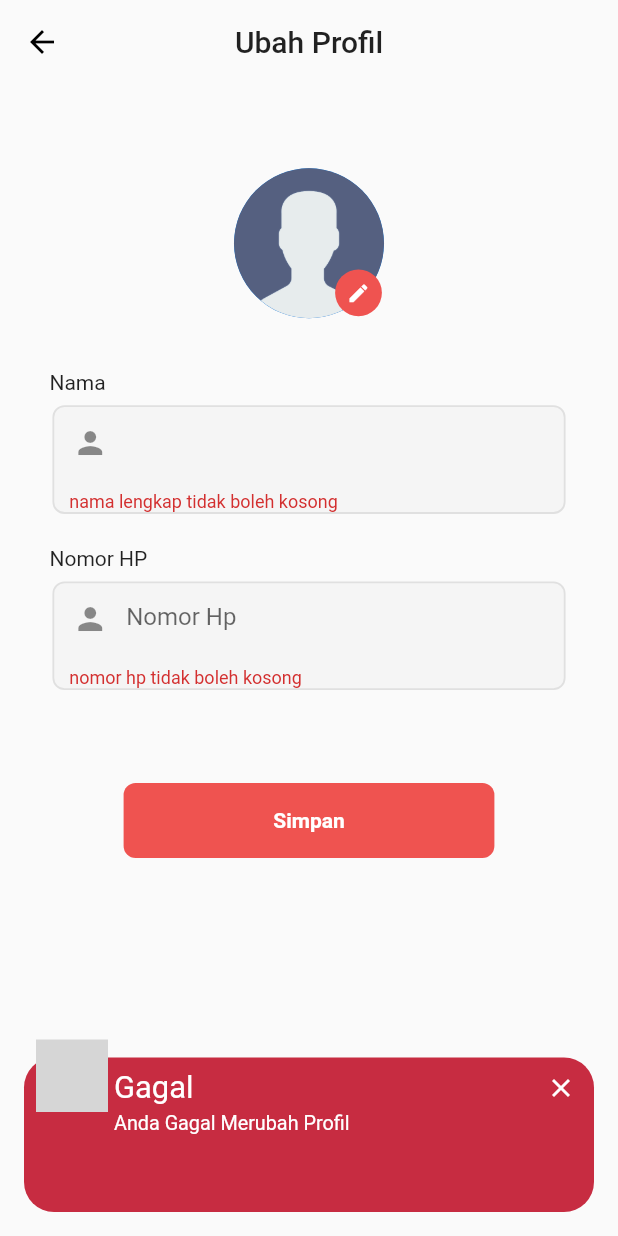
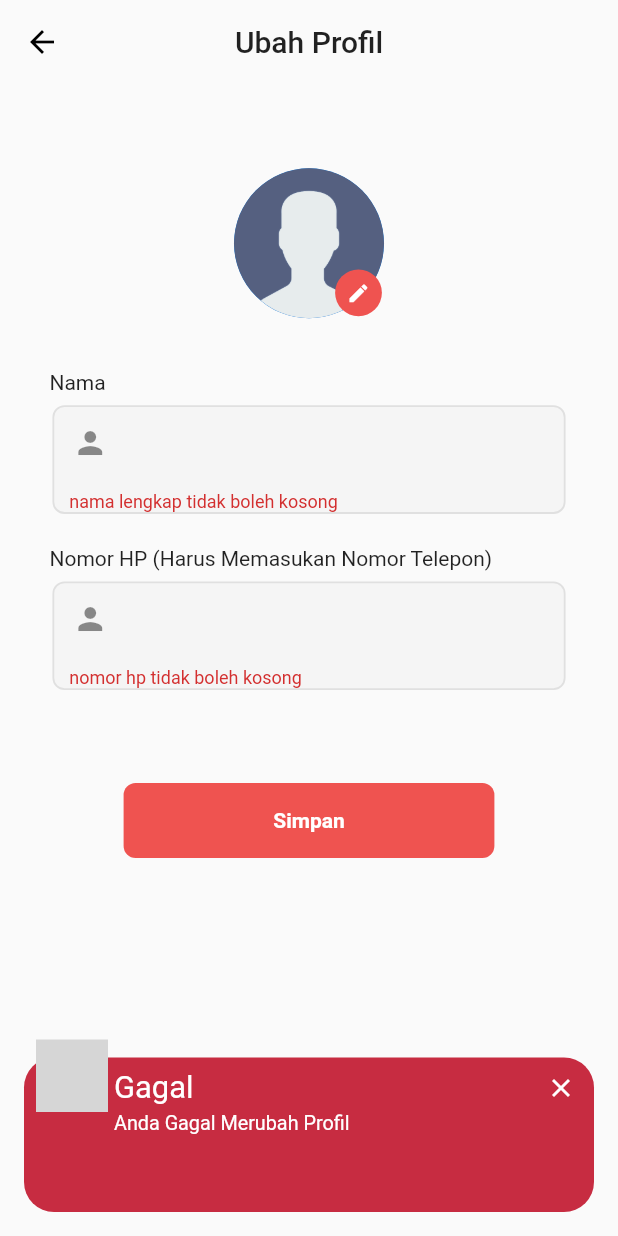
Before and after one commit to MaulanaAkbarF/E-DAMKAR_A2-A3, a Flutter app: the EditProfilePage screen opened directly, after a tap on "Simpan", on a phone screen of 412 x 824 dp. Run offline on Flutter 3.47's test engine with Material 2 defaults, Android fonts, the phone set to English and light mode, and no system bars; drawn by our look-alikes of awesome_snackbar_content; our stand-ins replace carousel_slider, flutter_svg, fluttertoast, geocoding, geolocator, google_maps_flutter and 7 more; missing offline and left inert: dart:ffi; accounts and stored records are empty; grey boxes are pictures that could not be loaded.

Commit message:
Perbaikan profil

```diff
--- a/lib/pages/ubahProfil.dart
+++ b/lib/pages/ubahProfil.dart
@@ -27,21 +27,28 @@ class _EditProfilePageState extends State<EditProfilePage> {
   var Name = 'user1';
   var UserPic = "";
   var _email = "";
+  var nohp = "";
 
   late final _idUser = "";
 
   TextEditingController? getNama;
-  TextEditingController? getnoHp;
+  //TextEditingController? getnoHp;
 
   void getUserData() async {
     var data = DataUser().getNama();
     var gambar = DataUser().getGambar();
     var nomor = DataUser().getNoHp();
     var email = DataUser().getEmail();
+    var noHp = DataUser().getNoHp();
 
     gambar.then((value) {
       setState(() {
         UserPic = value.toString();
+      });
+    });
+    noHp.then((value) {
+      setState(() {
+        nohp = value.toString();
       });
     });
 
@@ -150,6 +157,7 @@ class _EditProfilePageState extends State<EditProfilePage> {
   final _formKey = GlobalKey<FormState>();
   final nama = TextEditingController();
   final noHp = TextEditingController();
+  TextEditingController? getNoHp;
   String _message = '';
 
   @override
@@ -222,9 +230,11 @@ class _EditProfilePageState extends State<EditProfilePage> {
           style: TextStyle(color: Colors.black87, fontSize: 20),
         ),
       ),
-      body: Form(
+      body: SingleChildScrollView(
+        child: Form(
           key: _formKey,
-        child: Column(crossAxisAlignment: CrossAxisAlignment.start, children: [
+          child:
+              Column(crossAxisAlignment: CrossAxisAlignment.start, children: [
             SizedBox(
               height: 15,
             ),
@@ -326,7 +336,8 @@ class _EditProfilePageState extends State<EditProfilePage> {
                         alignment: FractionalOffset.topLeft,
                         child: Padding(
                           padding: EdgeInsets.only(top: 20),
-                        child: Text("Nomor HP"),
+                          child:
+                              Text("Nomor HP (Harus Memasukan Nomor Telepon)"),
                         ),
                       ),
                     ),
@@ -361,7 +372,7 @@ class _EditProfilePageState extends State<EditProfilePage> {
 
                               cursorColor: Colors.black,
                               decoration: InputDecoration(
-                                hintText: 'Nomor Hp',
+                                  hintText: '$nohp',
                                   prefixIcon: Icon(Icons.person),
                                   contentPadding:
                                       EdgeInsets.fromLTRB(10, 13, 10, 7),
@@ -411,6 +422,7 @@ class _EditProfilePageState extends State<EditProfilePage> {
               ),
             ),
           ]),
+        ),
       ),
     );
   }
```
Lines whose indentation alone changed are shown as unchanged.
